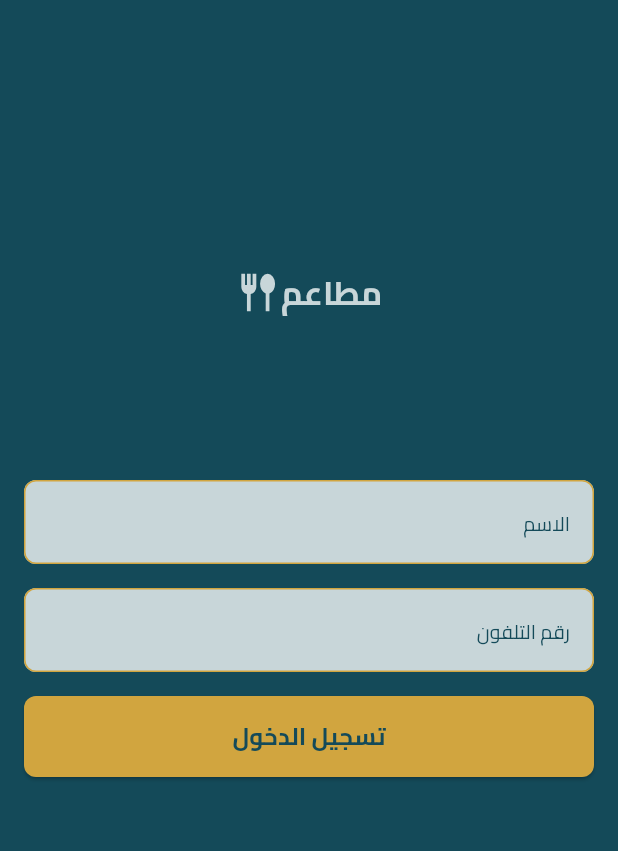
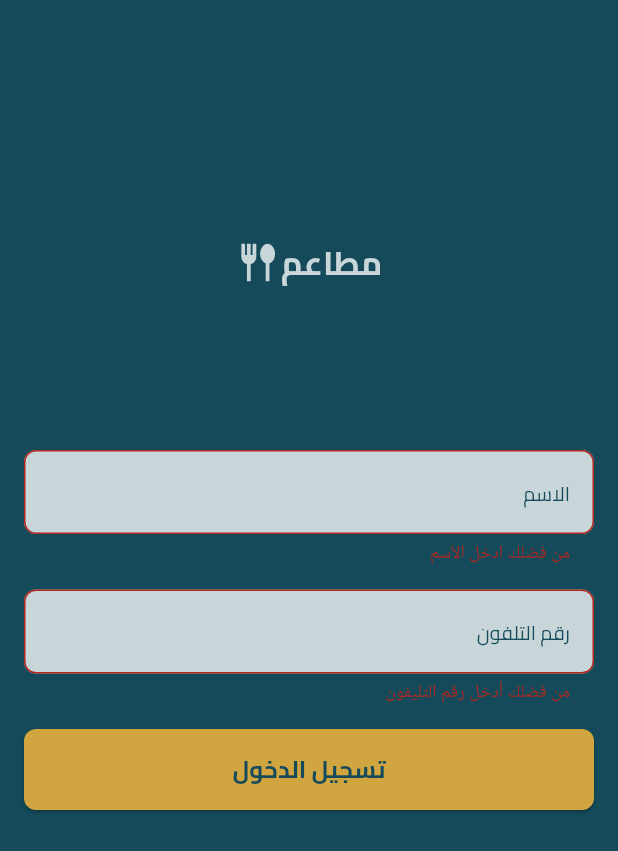
Before and after one commit to eng-tarek-elmarsafy/Restaurants, a Flutter app: the screen it shows after launch, after a tap on "تسجيل الدخول", on a phone screen of 412 x 824 dp. Shown: the top 851 px of the screen. Run offline on Flutter 3.47's test engine with Material 3 defaults, Android fonts, the phone set to English and light mode, and no system bars; our stand-ins replace flutter_svg.

Commit message:
Refactor login view to use a stateful widget and add form validation for name and phone number

```diff
--- /dev/null
+++ b/lib/core/function/validator_hone_umber.dart
@@ -0,0 +1,12 @@
+String? validatorPhoneNumber(String? value) {
+    if (value == null || value.isEmpty) {
+      return 'من فضلك أدخل رقم التليفون';
+    }
+
+    final phoneRegExp = RegExp(r'^(01)[0-9]{9}$');
+    if (!phoneRegExp.hasMatch(value)) {
+      return 'رقم التليفون غير صحيح';
+    }
+
+    return null;
+  }
--- /dev/null
+++ b/lib/core/function/validator_name.dart
@@ -0,0 +1,14 @@
+String? validatorName(String? value) {
+    if (value == null || value.trim().isEmpty) {
+      return 'من فضلك ادخل الأسم';
+    } else if (value.trim().length < 2) {
+      return 'الاسم قصير جداً';
+    }
+
+    final nameRegex = RegExp(r'^[\p{L} ]+$', unicode: true);
+    if (!nameRegex.hasMatch(value.trim())) {
+      return 'الأسم غير صالح';
+    }
+
+    return null;
+  }
--- a/lib/features/auth/presentation/views/widgets/login_view_body.dart
+++ b/lib/features/auth/presentation/views/widgets/login_view_body.dart
@@ -1,29 +1,75 @@
 import 'package:flutter/material.dart';
 import 'package:restaurants/core/function/height.dart';
+import 'package:restaurants/core/function/validator_hone_umber.dart';
+import 'package:restaurants/core/function/validator_name.dart';
 import 'package:restaurants/core/widgets/custom_button.dart';
 import 'package:restaurants/core/widgets/custom_text_form_field.dart';
 import 'package:restaurants/core/widgets/logo_app.dart';
 
-class LoginViewBody extends StatelessWidget {
+class LoginViewBody extends StatefulWidget {
   const LoginViewBody({super.key});
+
+  @override
+  State<LoginViewBody> createState() => _LoginViewBodyState();
+}
+
+class _LoginViewBodyState extends State<LoginViewBody> {
+  late AutovalidateMode autovalidateMode;
+  late GlobalKey<FormState> formKey;
+  late String name;
+  late String phoneNumber;
+
+  @override
+  void initState() {
+    formKey = GlobalKey();
+    autovalidateMode = AutovalidateMode.disabled;
+
+    super.initState();
+  }
 
   @override
   Widget build(BuildContext context) {
     return Padding(
       padding: const EdgeInsets.symmetric(horizontal: 16),
       child: SingleChildScrollView(
+        child: Form(
+          key: formKey,
+          autovalidateMode: autovalidateMode,
           child: Column(
             children: [
-            height(170),
+              height(150),
               SizedBox(height: 50, child: LogoApp()),
               height(100),
-            CustomTextFormField(hintText: 'الاسم'),
+              CustomTextFormField(
+                hintText: 'الاسم',
+                onSaved: (value) {
+                  name = value!;
+                },
+                validator: (value) {
+                  return validatorName(value);
+                },
+              ),
               height(16),
-            CustomTextFormField(hintText: 'رقم التلفون  '),
+              CustomTextFormField(
+                hintText: 'رقم التلفون  ',
+                validator: (value) {
+                  return validatorPhoneNumber(value);
+                },
+              ),
               height(16),
-            CustomButton(title: 'تسجيل الدخول', onPressed: () {}),
+              CustomButton(
+                title: 'تسجيل الدخول',
+                onPressed: () {
+                  if (formKey.currentState!.validate()) {
+                    formKey.currentState!.save();
+                  } else {
+                    autovalidateMode = AutovalidateMode.always;
+                  }
+                },
+              ),
               height(16),
             ],
+          ),
         ),
       ),
     );
```
Lines whose indentation alone changed are shown as unchanged.
